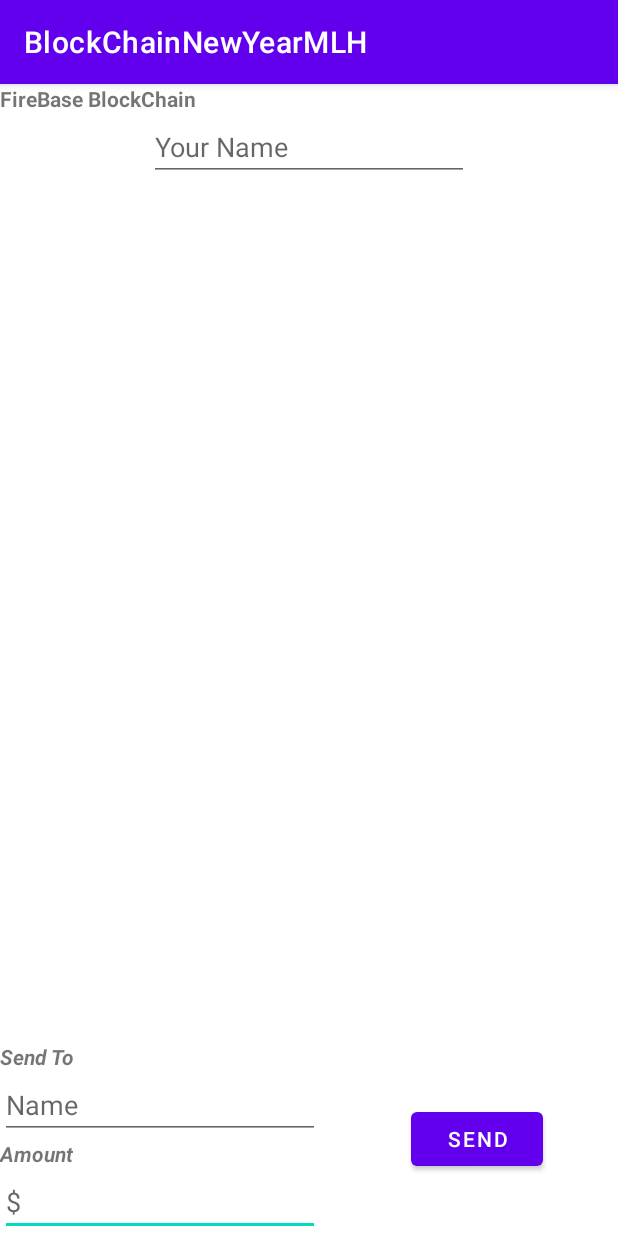
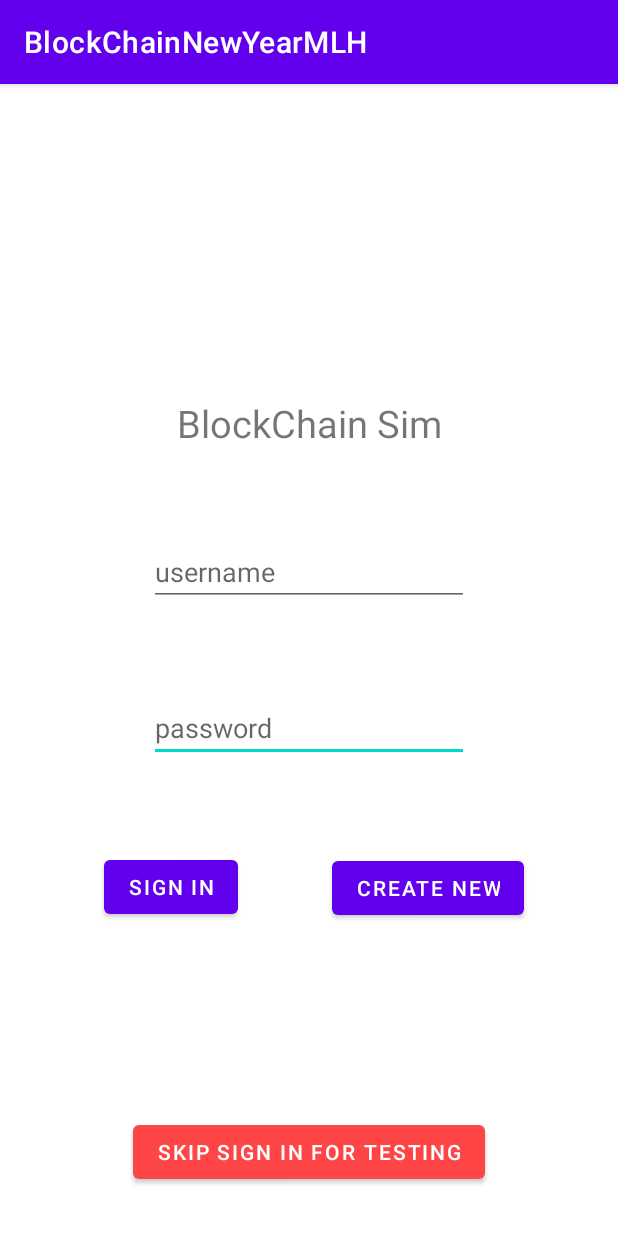
Before and after one commit to Zahz1/BlockChainAPP, an Android app: the screen it shows after launch (MainActivity), on a phone screen of 412 x 824 dp. Run offline under Robolectric (Android 15) with nearby library versions, the phone set to English and light mode, and no system bars.

Commit message:
Sign In set up

```diff
--- a/app/src/main/AndroidManifest.xml
+++ b/app/src/main/AndroidManifest.xml
@@ -9,6 +9,8 @@
         android:roundIcon="@mipmap/ic_launcher_round"
         android:supportsRtl="true"
         android:theme="@style/Theme.BlockChainNewYearMLH">
+        <activity android:name=".CreateNewAccount"></activity>
+        <activity android:name=".inSideApp" />
         <activity android:name=".MainActivity">
             <intent-filter>
                 <action android:name="android.intent.action.MAIN" />
--- a/app/src/main/res/layout/activity_main.xml
+++ b/app/src/main/res/layout/activity_main.xml
@@ -6,92 +6,80 @@
     android:layout_height="match_parent"
     tools:context=".MainActivity">
 
+
+    <Button
+        android:id="@+id/button3"
+        android:layout_width="wrap_content"
+        android:layout_height="wrap_content"
+        android:layout_marginBottom="150dp"
+        android:onClick="createNewA"
+        android:text="Create New"
+        app:layout_constraintBottom_toBottomOf="parent"
+        app:layout_constraintEnd_toEndOf="parent"
+        app:layout_constraintHorizontal_bias="0.779"
+        app:layout_constraintStart_toStartOf="parent"
+        app:layout_constraintTop_toBottomOf="@+id/editTextTextPersonName3"
+        app:layout_constraintVertical_bias="0.509" />
+
+    <EditText
+        android:id="@+id/editTextTextPersonName3"
+        android:layout_width="wrap_content"
+        android:layout_height="wrap_content"
+        android:ems="10"
+        android:hint="password"
+        android:inputType="textPersonName"
+        app:layout_constraintBottom_toTopOf="@+id/button"
+        app:layout_constraintEnd_toEndOf="parent"
+        app:layout_constraintStart_toStartOf="parent"
+        app:layout_constraintTop_toBottomOf="@+id/editTextTextPersonName2" />
+
+    <Button
+        android:id="@+id/button"
+        android:layout_width="wrap_content"
+        android:layout_height="wrap_content"
+        android:layout_marginStart="30dp"
+        android:layout_marginBottom="150dp"
+        android:onClick="nextPage"
+        android:text="Sign In"
+        app:layout_constraintBottom_toBottomOf="parent"
+        app:layout_constraintEnd_toStartOf="@+id/button3"
+        app:layout_constraintHorizontal_bias="0.388"
+        app:layout_constraintStart_toStartOf="parent"
+        app:layout_constraintTop_toBottomOf="@+id/editTextTextPersonName3" />
+
+    <EditText
+        android:id="@+id/editTextTextPersonName2"
+        android:layout_width="wrap_content"
+        android:layout_height="wrap_content"
+        android:ems="10"
+        android:hint="username"
+        android:inputType="textPersonName"
+        app:layout_constraintBottom_toTopOf="@+id/editTextTextPersonName3"
+        app:layout_constraintEnd_toEndOf="parent"
+        app:layout_constraintStart_toStartOf="parent"
+        app:layout_constraintTop_toBottomOf="@+id/textView2" />
+
     <TextView
-        android:id="@+id/Title"
-        android:layout_width="match_parent"
+        android:id="@+id/textView2"
+        android:layout_width="wrap_content"
         android:layout_height="wrap_content"
-        android:text="FireBase BlockChain"
-        android:textStyle="bold"
+        android:layout_marginTop="150dp"
+        android:text="BlockChain Sim"
+        android:textSize="25sp"
+        app:layout_constraintBottom_toTopOf="@+id/editTextTextPersonName2"
+        app:layout_constraintEnd_toEndOf="parent"
         app:layout_constraintStart_toStartOf="parent"
         app:layout_constraintTop_toTopOf="parent" />
 
-    <LinearLayout
-        android:id="@id/LL"
-        android:layout_width="wrap_content"
-        android:layout_height="0dp"
-        app:layout_constraintBottom_toBottomOf="@id/editTextTextUserName"
-        app:layout_constraintBottom_toTopOf="@+id/sendToText"
-        app:layout_constraintRight_toRightOf="parent"
-        app:layout_constraintTop_toBottomOf="@+id/editTextTextUserName">
-
-        <ListView
-            android:id="@+id/listView"
-            android:layout_width="match_parent"
-            android:layout_height="match_parent">
-
-        </ListView>
-    </LinearLayout>
-
-    <TextView
-        android:id="@+id/sendToText"
+    <Button
+        android:id="@+id/button2"
         android:layout_width="wrap_content"
         android:layout_height="wrap_content"
-        android:text="Send To"
-        android:textStyle="bold|italic"
-        app:layout_constraintBottom_toBottomOf="@+id/LL"
-        app:layout_constraintBottom_toTopOf="@+id/editTextTextPersonName"
-        app:layout_constraintStart_toStartOf="parent" />
-
-    <EditText
-        android:id="@+id/editTextNumber"
-        android:layout_width="wrap_content"
-        android:layout_height="wrap_content"
-        android:ems="10"
-        android:hint="$"
-        android:inputType="number"
-        app:layout_constraintBottom_toBottomOf="parent"
-        app:layout_constraintStart_toStartOf="parent" />
-
-    <TextView
-        android:id="@+id/amountText"
-        android:layout_width="wrap_content"
-        android:layout_height="wrap_content"
-        android:text="Amount"
-        android:textStyle="bold|italic"
-        app:layout_constraintBottom_toTopOf="@+id/editTextNumber"
-        app:layout_constraintStart_toStartOf="parent" />
-
-    <EditText
-        android:id="@+id/editTextTextPersonName"
-        android:layout_width="wrap_content"
-        android:layout_height="wrap_content"
-        android:ems="10"
-        android:hint="Name"
-        android:inputType="textPersonName"
-        app:layout_constraintBottom_toTopOf="@+id/amountText"
-        app:layout_constraintStart_toStartOf="parent" />
-
-    <Button
-        android:id="@+id/sendButton"
-        android:layout_width="wrap_content"
-        android:layout_height="wrap_content"
-        android:layout_marginEnd="50dp"
-        android:onClick="buttonSendFunction"
-        android:text="Send"
+        android:layout_marginBottom="32dp"
+        android:onClick="adminPass"
+        android:text="Skip Sign In For Testing"
+        app:backgroundTint="#FF4545"
         app:layout_constraintBottom_toBottomOf="parent"
         app:layout_constraintEnd_toEndOf="parent"
-        app:layout_constraintTop_toBottomOf="@+id/LL" />
-
-    <EditText
-        android:id="@+id/editTextTextUserName"
-        android:layout_width="wrap_content"
-        android:layout_height="wrap_content"
-        android:ems="10"
-        android:hint="Your Name"
-        android:inputType="textPersonName"
-        app:layout_constraintEnd_toEndOf="parent"
-        app:layout_constraintStart_toStartOf="parent"
-        app:layout_constraintTop_toBottomOf="@+id/Title" />
-
-
+        app:layout_constraintStart_toStartOf="parent" />
 </androidx.constraintlayout.widget.ConstraintLayout>
```
Also changed, not shown: app/src/main/java/com/example/blockchainnewyearmlh/CreateNewAccount.java (added, +43 -0 lines), app/src/main/java/com/example/blockchainnewyearmlh/MainActivity.java (+32 -20 lines), app/src/main/java/com/example/blockchainnewyearmlh/inSideApp.java (added, +50 -0 lines), app/src/main/res/layout/activity_create_new_account.xml (added, +66 -0 lines), app/src/main/res/layout/activity_in_side_app.xml (added, +97 -0 lines).
